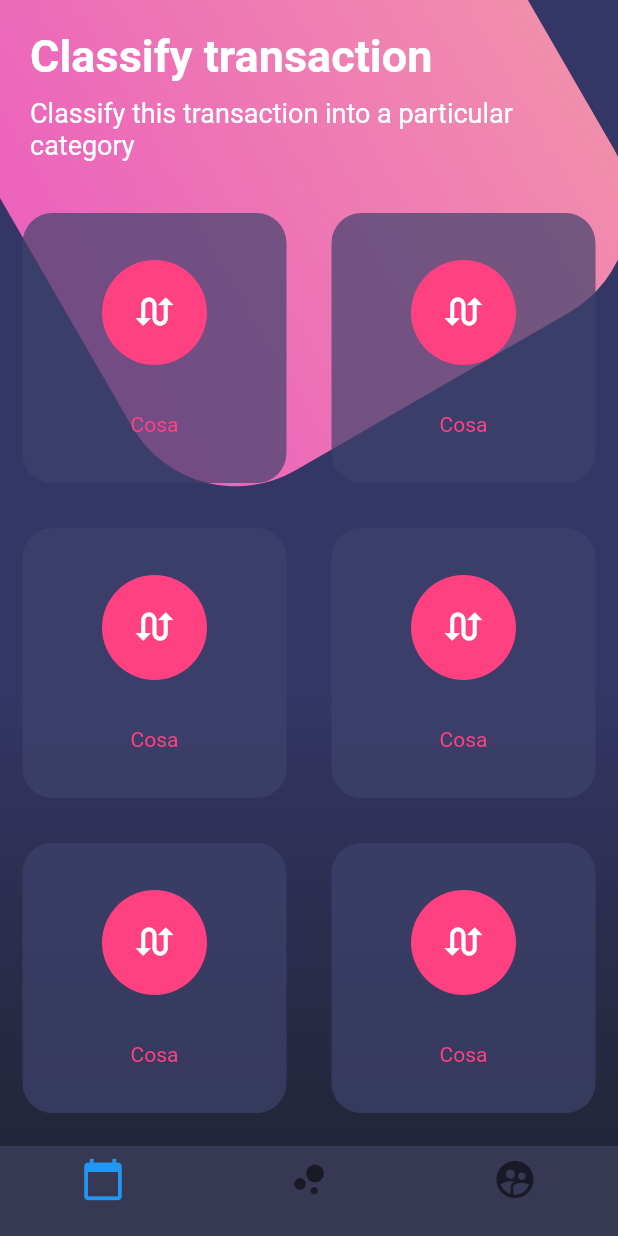
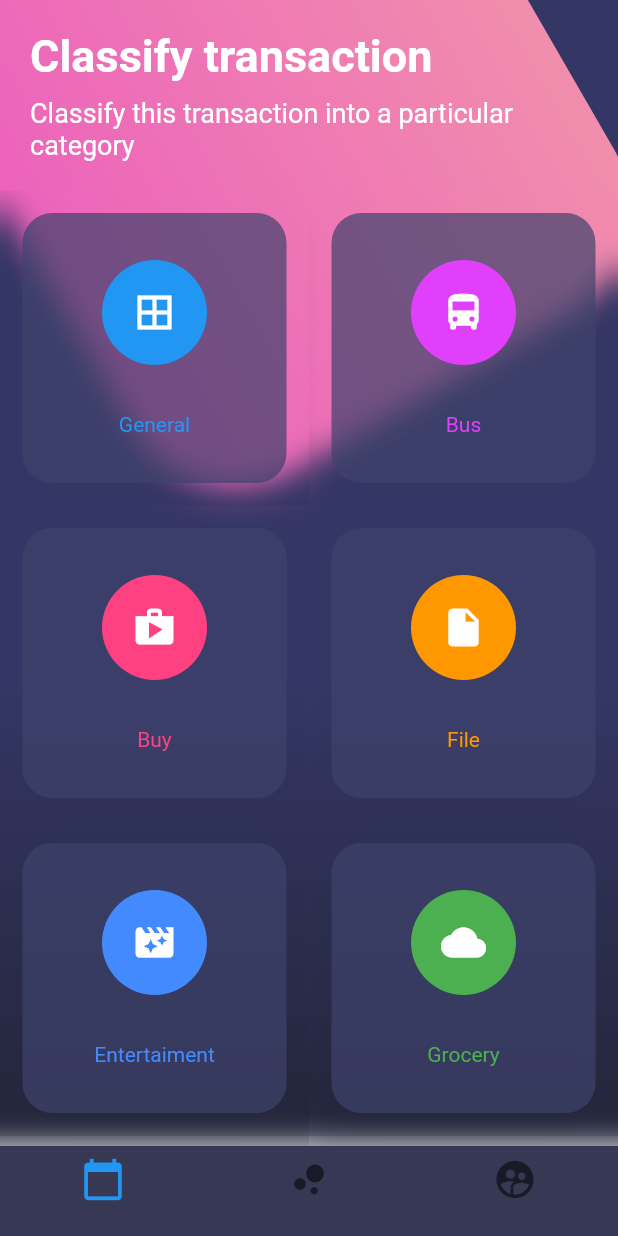
Before and after one commit to CristhoperDev/disenos_flutter_app, a Flutter app: the screen it shows after launch, on a phone screen of 412 x 824 dp. Run offline on Flutter 3.47's test engine with Material 2 defaults, Android fonts, the phone set to English and light mode, and no system bars.

Commit message:
complex design blur and arguments

```diff
--- a/lib/src/pages/buttons_page.dart
+++ b/lib/src/pages/buttons_page.dart
@@ -1,6 +1,7 @@
+import 'package:flutter/material.dart';
+
 import 'dart:math';
-
-import 'package:flutter/material.dart';
+import 'dart:ui';
 
 class ButtonsPage extends StatelessWidget {
   @override
@@ -120,34 +121,37 @@ class ButtonsPage extends StatelessWidget {
       children: [
         TableRow(
           children: [
-            _createRoundedButton(),
-            _createRoundedButton(),
+            _createRoundedButton(Colors.blue, Icons.border_all, 'General'),
+            _createRoundedButton(Colors.purpleAccent, Icons.directions_bus, 'Bus'),
           ]
         ),
         TableRow(
           children: [
-            _createRoundedButton(),
-            _createRoundedButton(),
+            _createRoundedButton(Colors.pinkAccent, Icons.shop, 'Buy'),
+            _createRoundedButton(Colors.orange, Icons.insert_drive_file, 'File'),
           ]
         ),
         TableRow(
           children: [
-            _createRoundedButton(),
-            _createRoundedButton(),
+            _createRoundedButton(Colors.blueAccent, Icons.movie_filter, 'Entertaiment'),
+            _createRoundedButton(Colors.green, Icons.cloud, 'Grocery'),
           ]
         ),
         TableRow(
           children: [
-            _createRoundedButton(),
-            _createRoundedButton(),
+            _createRoundedButton(Colors.red, Icons.collections, 'Photos'),
+            _createRoundedButton(Colors.teal, Icons.help_outline, 'Help'),
           ]
         ),
       ],
     );
   }
 
-  Widget _createRoundedButton() {
-    return Container(
+  Widget _createRoundedButton( Color color, IconData icon, String text  ) {
+    return ClipRRect(
+      child: BackdropFilter(
+        filter: ImageFilter.blur(sigmaX: 10.0, sigmaY: 10.0),
+        child: Container(
           height: 180,
           margin: EdgeInsets.all(15.0),
           decoration: BoxDecoration(
@@ -158,16 +162,18 @@ class ButtonsPage extends StatelessWidget {
             mainAxisAlignment: MainAxisAlignment.spaceEvenly,
             children: <Widget>[
               CircleAvatar(
-            backgroundColor: Colors.pinkAccent,
+                backgroundColor: color,
                 radius: 35.0,
                 child: Icon(
-              Icons.swap_calls,
+                  icon,
                   color: Colors.white,
                   size: 30.0,
                 ),
               ),
-          Text('Cosa', style: TextStyle(color: Colors.pinkAccent)),
+              Text(text, style: TextStyle(color: color)),
             ],
+          ),
+        ),
       ),
     );
   }
```
Lines whose indentation alone changed are shown as unchanged.
